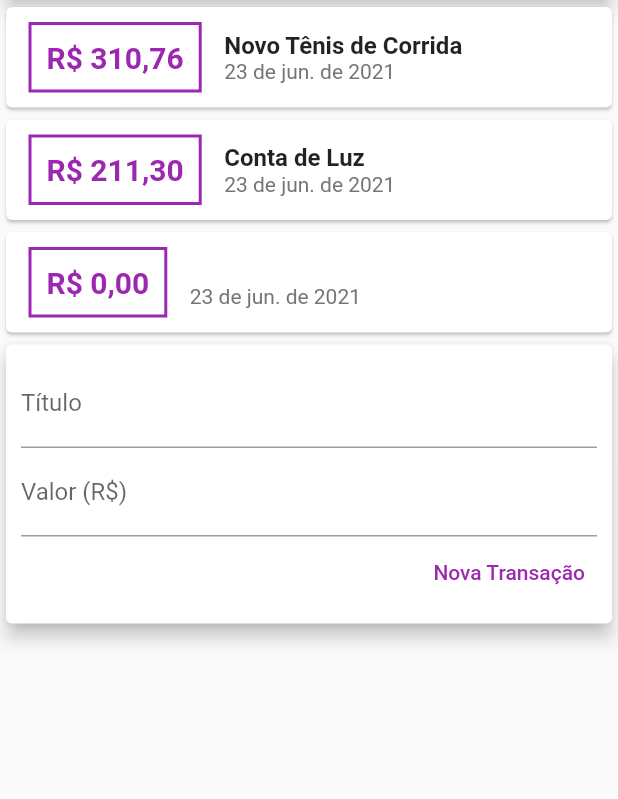
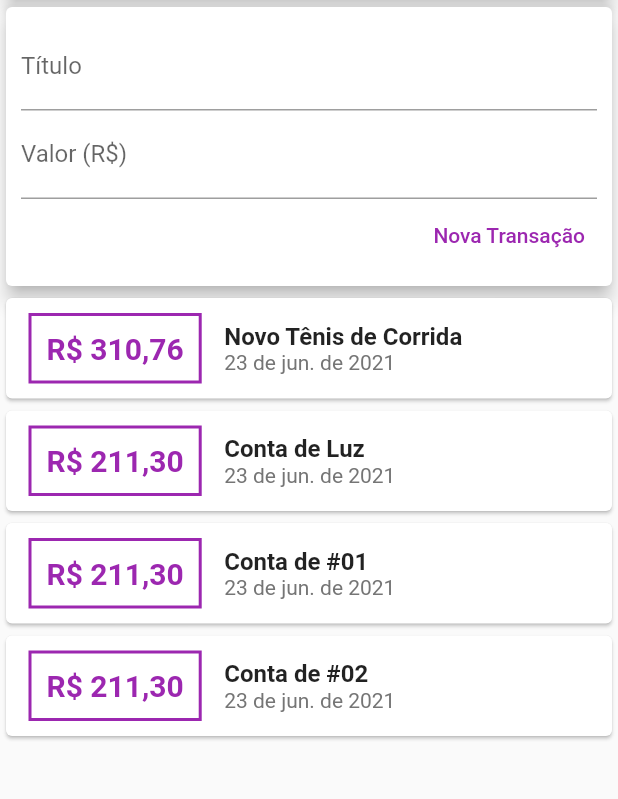
Before and after one commit to oscarbfs/Expenses_app, a Flutter app: the screen it shows after launch, after a tap on "Nova Transação", on a phone screen of 412 x 824 dp, the part 119-918 px from its top. Run offline on Flutter 3.47's test engine with Material 2 defaults, Android fonts, the phone set to English and light mode, and no system bars.

```diff
--- a/lib/components/transaction_list.dart
+++ b/lib/components/transaction_list.dart
@@ -12,7 +12,10 @@ class TransactionList extends StatelessWidget {
   Widget build(BuildContext context) {
     Intl.defaultLocale = 'pt_BR';
     initializeDateFormatting('pt_BR', null);
-    return Column(
+    return Container(
+      height: 300,
+      child: SingleChildScrollView(
+        child: Column(
           children: transactions.map((tr) {
             return Card(
               child: Row(
@@ -60,6 +63,8 @@ class TransactionList extends StatelessWidget {
               ),
             );
           }).toList(),
+        ),
+      ),
     );
   }
 }
--- a/lib/components/transaction_user.dart
+++ b/lib/components/transaction_user.dart
@@ -25,7 +25,31 @@ class _TransactionUserState extends State<TransactionUser> {
       title: 'Conta de Luz',
       value: 211.30,
       date: DateTime.now(),
-    )
+    ),
+    Transaction(
+      id: 't3',
+      title: 'Conta de #01',
+      value: 211.30,
+      date: DateTime.now(),
+    ),
+    Transaction(
+      id: 't4',
+      title: 'Conta de #02',
+      value: 211.30,
+      date: DateTime.now(),
+    ),
+    Transaction(
+      id: 't5',
+      title: 'Conta de #03',
+      value: 211.30,
+      date: DateTime.now(),
+    ),
+    Transaction(
+      id: 't6',
+      title: 'Conta de #04',
+      value: 211.30,
+      date: DateTime.now(),
+    ),
   ];
 
   _addTransaction(String title, double value) {
@@ -44,8 +68,8 @@ class _TransactionUserState extends State<TransactionUser> {
   @override
   Widget build(BuildContext context) {
     return Column(children: <Widget>[
+      TransactionForm(_addTransaction),
       TransactionList(_transactions),
-      TransactionForm(_addTransaction),
     ]);
   }
 }
--- a/lib/main.dart
+++ b/lib/main.dart
@@ -19,7 +19,8 @@ class MyHomePage extends StatelessWidget {
       appBar: AppBar(
         title: Text('Despesas Pessoais'),
       ),
-      body: Column(
+      body: SingleChildScrollView(
+        child: Column(
           crossAxisAlignment: CrossAxisAlignment.stretch,
           children: <Widget>[
             Container(
@@ -32,6 +33,7 @@ class MyHomePage extends StatelessWidget {
             TransactionUser(),
           ],
         ),
+      ),
     );
   }
 }
```
Lines whose indentation alone changed are shown as unchanged.
